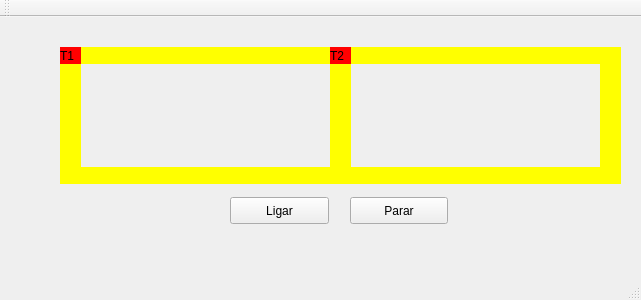
Above: mainwindow.ui from jerbao/trabalho-dos-trens before the change. Below: the same form after it.
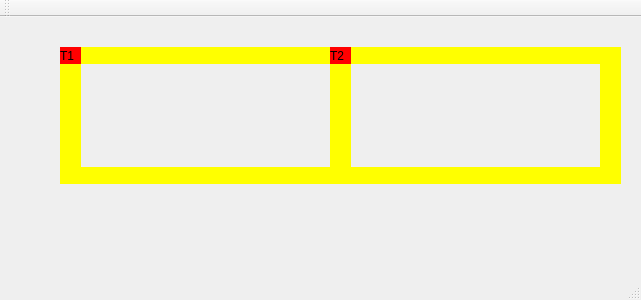
That is the form after the change.

Commit message: inicia os trens de forma automática ao abrir a janela

```diff
--- a/mainwindow.ui
+++ b/mainwindow.ui
@@ -94,32 +94,6 @@
      <string/>
     </property>
    </widget>
-   <widget class="QPushButton" name="pushButton">
-    <property name="geometry">
-     <rect>
-      <x>230</x>
-      <y>180</y>
-      <width>99</width>
-      <height>27</height>
-     </rect>
-    </property>
-    <property name="text">
-     <string>Ligar</string>
-    </property>
-   </widget>
-   <widget class="QPushButton" name="pushButton_2">
-    <property name="geometry">
-     <rect>
-      <x>350</x>
-      <y>180</y>
-      <width>98</width>
-      <height>27</height>
-     </rect>
-    </property>
-    <property name="text">
-     <string>Parar</string>
-    </property>
-   </widget>
    <widget class="QLabel" name="label_trilho4_2">
     <property name="geometry">
      <rect>
```
Left out of the diff: 2 changed lines with no effect on the pictures. The commit also changes 4 other files.
